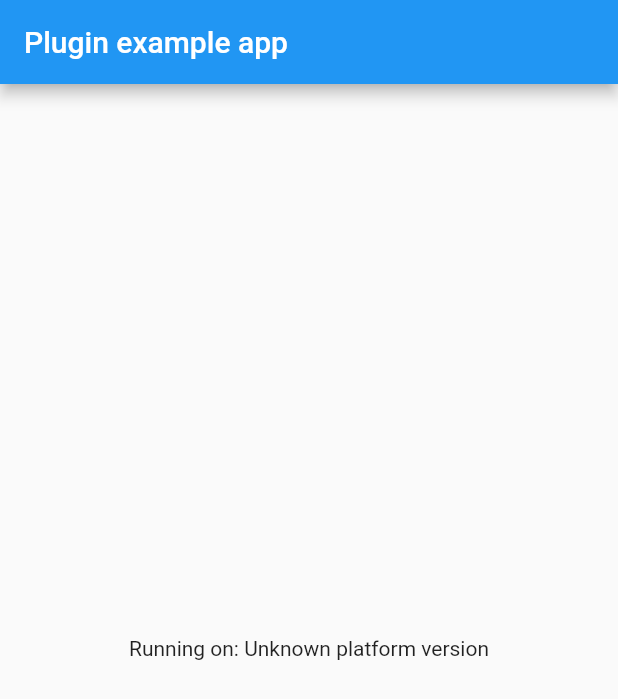
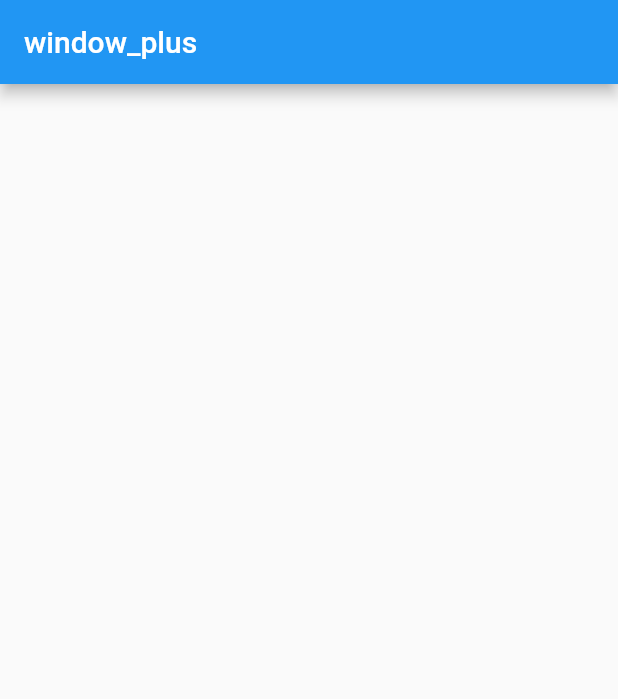
Before and after one commit to alexmercerind/window_plus, a Flutter app: the screen it shows after launch, on a phone screen of 412 x 824 dp. Shown: the top 699 px of the screen. Run offline on Flutter 3.47's test engine with Material 2 defaults, Android fonts, the phone set to English and light mode, and no system bars.

Commit message:
chore: clean-up redundant template

```diff
--- a/example/lib/main.dart
+++ b/example/lib/main.dart
@@ -1,8 +1,4 @@
 import 'package:flutter/material.dart';
-import 'dart:async';
-
-import 'package:flutter/services.dart';
-import 'package:window_plus/window_plus.dart';
 
 void main() {
   runApp(const MyApp());
@@ -16,47 +12,14 @@ class MyApp extends StatefulWidget {
 }
 
 class _MyAppState extends State<MyApp> {
-  String _platformVersion = 'Unknown';
-  final _windowPlusPlugin = WindowPlus();
-
-  @override
-  void initState() {
-    super.initState();
-    initPlatformState();
-  }
-
-  // Platform messages are asynchronous, so we initialize in an async method.
-  Future<void> initPlatformState() async {
-    String platformVersion;
-    // Platform messages may fail, so we use a try/catch PlatformException.
-    // We also handle the message potentially returning null.
-    try {
-      platformVersion =
-          await _windowPlusPlugin.getPlatformVersion() ?? 'Unknown platform version';
-    } on PlatformException {
-      platformVersion = 'Failed to get platform version.';
-    }
-
-    // If the widget was removed from the tree while the asynchronous platform
-    // message was in flight, we want to discard the reply rather than calling
-    // setState to update our non-existent appearance.
-    if (!mounted) return;
-
-    setState(() {
-      _platformVersion = platformVersion;
-    });
-  }
-
   @override
   Widget build(BuildContext context) {
     return MaterialApp(
       home: Scaffold(
         appBar: AppBar(
-          title: const Text('Plugin example app'),
+          title: const Text('window_plus'),
         ),
-        body: Center(
-          child: Text('Running on: $_platformVersion\n'),
-        ),
+        body: const Center(),
       ),
     );
   }
--- a/lib/window_plus.dart
+++ b/lib/window_plus.dart
@@ -1,8 +0,0 @@
-
-import 'window_plus_platform_interface.dart';
-
-class WindowPlus {
-  Future<String?> getPlatformVersion() {
-    return WindowPlusPlatform.instance.getPlatformVersion();
-  }
-}
--- a/lib/window_plus_method_channel.dart
+++ /dev/null
@@ -1,17 +0,0 @@
-import 'package:flutter/foundation.dart';
-import 'package:flutter/services.dart';
-
-import 'window_plus_platform_interface.dart';
-
-/// An implementation of [WindowPlusPlatform] that uses method channels.
-class MethodChannelWindowPlus extends WindowPlusPlatform {
-  /// The method channel used to interact with the native platform.
-  @visibleForTesting
-  final methodChannel = const MethodChannel('window_plus');
-
-  @override
-  Future<String?> getPlatformVersion() async {
-    final version = await methodChannel.invokeMethod<String>('getPlatformVersion');
-    return version;
-  }
-}
--- a/lib/window_plus_platform_interface.dart
+++ /dev/null
@@ -1,29 +0,0 @@
-import 'package:plugin_platform_interface/plugin_platform_interface.dart';
-
-import 'window_plus_method_channel.dart';
-
-abstract class WindowPlusPlatform extends PlatformInterface {
-  /// Constructs a WindowPlusPlatform.
-  WindowPlusPlatform() : super(token: _token);
-
-  static final Object _token = Object();
-
-  static WindowPlusPlatform _instance = MethodChannelWindowPlus();
-
-  /// The default instance of [WindowPlusPlatform] to use.
-  ///
-  /// Defaults to [MethodChannelWindowPlus].
-  static WindowPlusPlatform get instance => _instance;
-
-  /// Platform-specific implementations should set this with their own
-  /// platform-specific class that extends [WindowPlusPlatform] when
-  /// they register themselves.
-  static set instance(WindowPlusPlatform instance) {
-    PlatformInterface.verifyToken(instance, _token);
-    _instance = instance;
-  }
-
-  Future<String?> getPlatformVersion() {
-    throw UnimplementedError('platformVersion() has not been implemented.');
-  }
-}
--- a/pubspec.yaml
+++ b/pubspec.yaml
@@ -4,7 +4,7 @@ version: 0.0.1
 homepage:
 
 environment:
-  sdk: ">=2.19.0-100.0.dev <3.0.0"
+  sdk: ">=2.16.0 <3.0.0"
   flutter: ">=2.5.0"
 
 dependencies:
```
